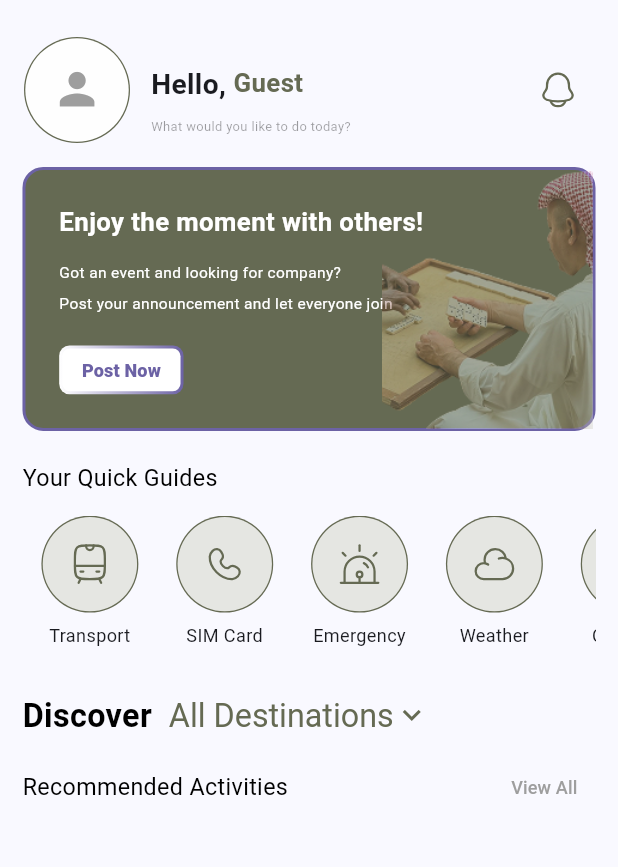
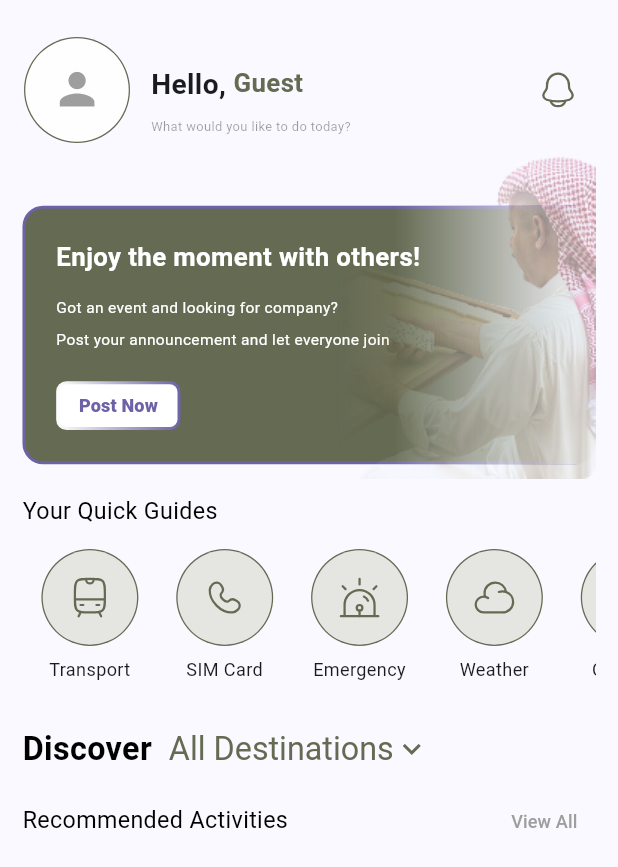
Before and after one commit to RanaAlharbi/Nafoud-mobile-app, a Flutter app: the HomeScreen screen opened by its route, on a phone screen of 412 x 824 dp. Shown: the top 867 px of the screen. Run offline on Flutter 3.47's test engine with Material 3 defaults, Android fonts, the phone set to English and light mode, and no system bars; our stand-ins replace bloc, cached_network_image, dart_mappable, dartz, dio, easy_localization and 16 more; missing offline and left inert: flutter_ai_toolkit, jumping_dot; accounts and stored records are empty; generated files the repository leaves out were written again; network calls fail; project files that could hold a hidden picture were left out.

Commit message:
Finished from UI. Lacking some logic (home_screen) Finished from the whole GUI on "/home_screen.dart" but lacking some logic

```diff
--- a/lib/features/home/presentation_layer/pages/home_screen.dart
+++ b/lib/features/home/presentation_layer/pages/home_screen.dart
@@ -134,18 +134,39 @@ class HomeScreen extends StatelessWidget {
                     ],
                   ),
                 ),
+                Gap(30.h),
 
                 // "Enjoy the moment with others" Section
                 Container(
                   margin: EdgeInsets.symmetric(horizontal: 16.w),
-                  decoration: BoxDecoration(
-                    borderRadius: BorderRadius.circular(16.r),
-                    color: AppColors.primaryColor,
-                    border: Border.all(color: AppColors.khuzamaColor, width: 2),
-                  ),
                   child: Stack(
                     clipBehavior: Clip.none,
                     children: [
+                      // Transparent Background
+                      ShaderMask(
+                        shaderCallback: (Rect bounds) {
+                          return LinearGradient(
+                            begin: Alignment.centerLeft,
+                            end: Alignment.centerRight,
+                            colors: [
+                              Colors.white,
+                              Colors.transparent,
+                            ],
+                            stops: [0.65, 1],
+                          ).createShader(bounds);
+                        },
+                        blendMode: .dstIn,
+                        child: Container(
+                          decoration: BoxDecoration(
+                            borderRadius: BorderRadius.circular(16.r),
+                            color: AppColors.primaryColor,
+                            border: Border.all(color: AppColors.khuzamaColor, width: 2),
+                          ),
+                          width: double.infinity,
+                          height: 200.h,
+                        ),
+                      ),
+                      // Content
                       Container(
                         width: double.infinity,
                         padding: EdgeInsets.all(24.w),
@@ -221,12 +242,26 @@ class HomeScreen extends StatelessWidget {
                       // Saudi Male on the home screen
                       Positioned(
                         right: 0,
-                        top: 0,
-                        child: Image.asset(
-                          'Assets/Images/home/saudi_male_template.png',
-                          width: 150.w,
-                          height: 200.h,
-                          fit: BoxFit.cover,
+                        top: -55,
+                        child: ShaderMask(
+                          shaderCallback: (Rect bounds) {
+                            return LinearGradient(
+                              begin: Alignment.centerLeft,
+                              end: Alignment.centerRight,
+                              colors: [
+                                Colors.transparent,
+                                Colors.white,
+                              ],
+                              stops: [0.2, 1],
+                            ).createShader(bounds);
+                          },
+                          blendMode: BlendMode.dstIn,
+                          child: Image.asset(
+                            'Assets/Images/home/saudi_male_template.png',
+                            width: 230.w,
+                            height: 300.h,
+                            fit: BoxFit.contain,
+                          ),
                         ),
                       ),
                     ],
```
